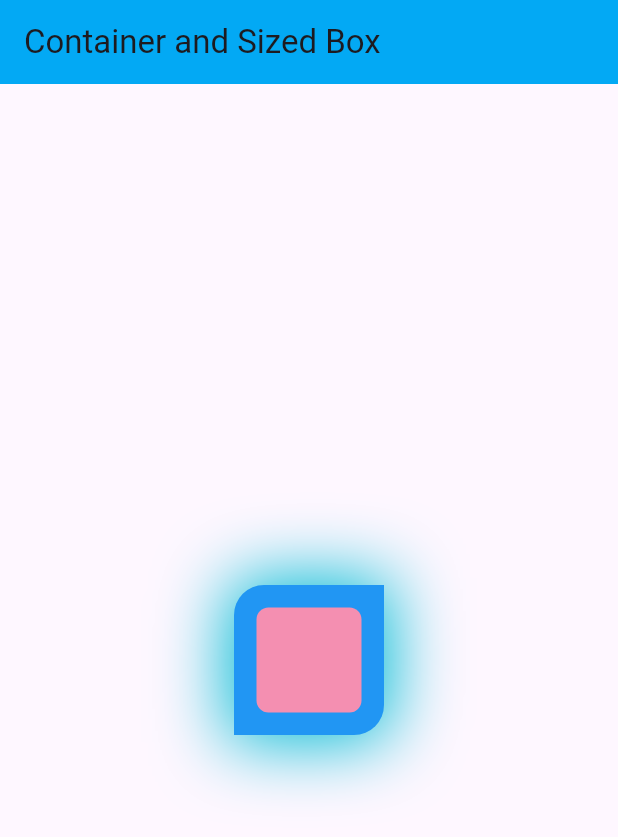
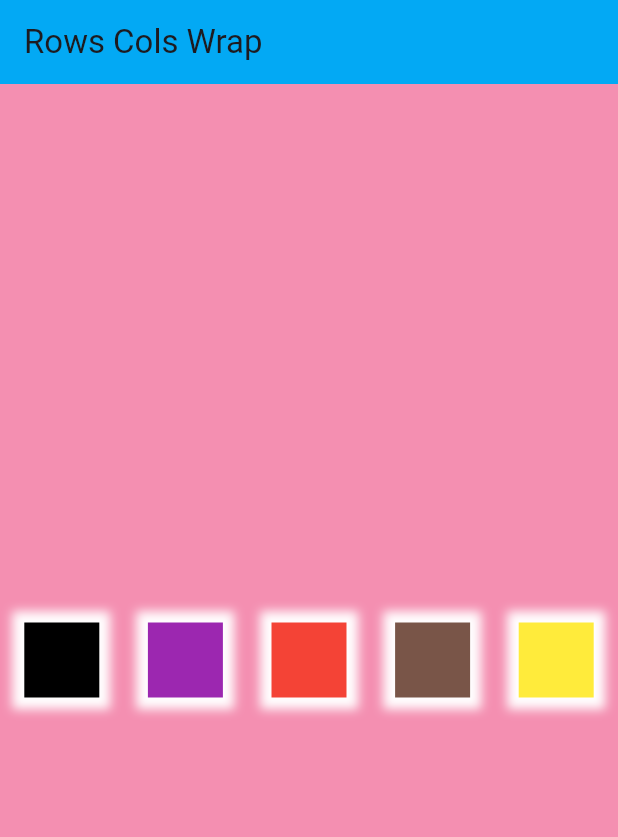
Before and after one commit to kumarbaberwal/flutter2, a Flutter app: the screen it shows after launch, on a phone screen of 412 x 824 dp. Shown: the top 837 px of the screen. Run offline on Flutter 3.47's test engine with Material 3 defaults, Android fonts, the phone set to English and light mode, and no system bars.

Commit message:
rows and cols

```diff
--- a/lib/main.dart
+++ b/lib/main.dart
@@ -1,4 +1,4 @@
-import 'package:first/widgets/container_sized.dart';
+import 'package:first/widgets/rows_cols.dart';
 import 'package:flutter/material.dart';
 
 void main() => runApp(const MyApp());
@@ -14,7 +14,7 @@ class MyApp extends StatelessWidget {
         brightness: Brightness.light,
         primaryColor: Colors.deepPurple,
       ),
-      home: const ContainerSized(),
+      home: const RowsCols(),
     );
   }
 }
--- a/lib/widgets/rows_cols.dart
+++ b/lib/widgets/rows_cols.dart
@@ -0,0 +1,83 @@
+import 'package:flutter/material.dart';
+
+class RowsCols extends StatelessWidget {
+  const RowsCols({super.key});
+
+  @override
+  Widget build(BuildContext context) {
+    var w = MediaQuery.of(context).size.width;
+    var h = MediaQuery.of(context).size.height;
+    return Scaffold(
+      appBar: AppBar(
+        backgroundColor: Colors.lightBlue,
+        title: const Text("Rows Cols Wrap"),
+      ),
+      body: Container(
+        height: h,
+        width: w,
+        color: Colors.pink[200],
+        child: Row(
+          mainAxisAlignment: MainAxisAlignment.spaceAround,
+          crossAxisAlignment: CrossAxisAlignment.center,
+          children: [
+            Container(
+              height: 50,
+              width: 50,
+              decoration: const BoxDecoration(
+                  color: Colors.black,
+                  // border: Border.all(color: Colors.white, width: 4),
+                  boxShadow: [
+                    BoxShadow(
+                        color: Colors.white, blurRadius: 5, spreadRadius: 8),
+                  ]),
+            ),
+            Container(
+              height: 50,
+              width: 50,
+              decoration: const BoxDecoration(
+                  color: Colors.purple,
+                  // border: Border.all(color: Colors.white, width: 4),
+                  boxShadow: [
+                    BoxShadow(
+                        color: Colors.white, blurRadius: 5, spreadRadius: 8),
+                  ]),
+            ),
+            Container(
+              height: 50,
+              width: 50,
+              decoration: const BoxDecoration(
+                  color: Colors.red,
+                  // border: Border.all(color: Colors.white, width: 4),
+                  boxShadow: [
+                    BoxShadow(
+                        color: Colors.white, blurRadius: 5, spreadRadius: 8),
+                  ]),
+            ),
+            Container(
+              height: 50,
+              width: 50,
+              decoration: const BoxDecoration(
+                  color: Colors.brown,
+                  // border: Border.all(color: Colors.white, width: 4),
+                  boxShadow: [
+                    BoxShadow(
+                        color: Colors.white, blurRadius: 5, spreadRadius: 8),
+                  ]),
+            ),
+            Container(
+              height: 50,
+              width: 50,
+              decoration: const BoxDecoration(
+                  color: Colors.yellow,
+                  // border: Border.all(color: Colors.white, width: 4),
+                  boxShadow: [
+                    BoxShadow(
+                        color: Colors.white, blurRadius: 5, spreadRadius: 8),
+                  ]),
+            ),
+          ],
+        ),
+      ),
+    );
+  }
+}
```
